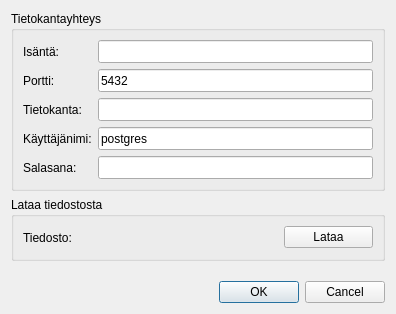
The window that ykr_tool_db_settings.ui (GispoCoding/assessclimateimpact) describes before a commit, drawn with Qt 5.
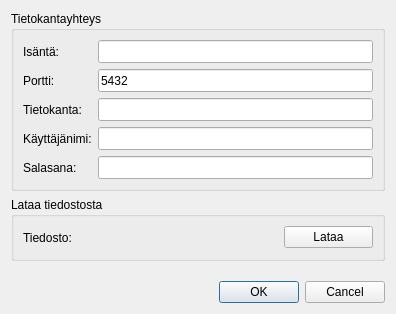
The same window after the commit. Custom widgets are drawn as their Qt base class.

Commit message: Implement db connection config file parsing

```diff
--- a/ykr_tool_db_settings.ui
+++ b/ykr_tool_db_settings.ui
@@ -106,7 +106,7 @@
              </size>
             </property>
             <property name="text">
-             <string>postgres</string>
+             <string/>
             </property>
             <property name="qgisRelation" stdset="0">
              <string notr="true"/>
```
Left out of the diff: 5 changed lines with no effect on the pictures. The commit also changes 2 other files.
